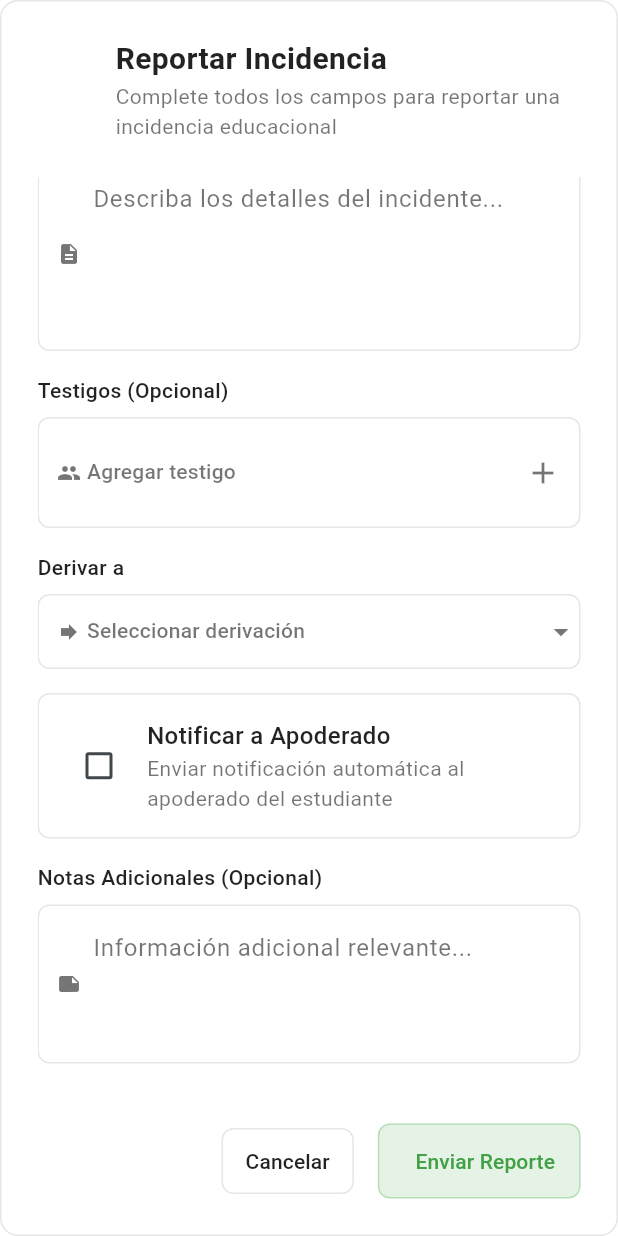
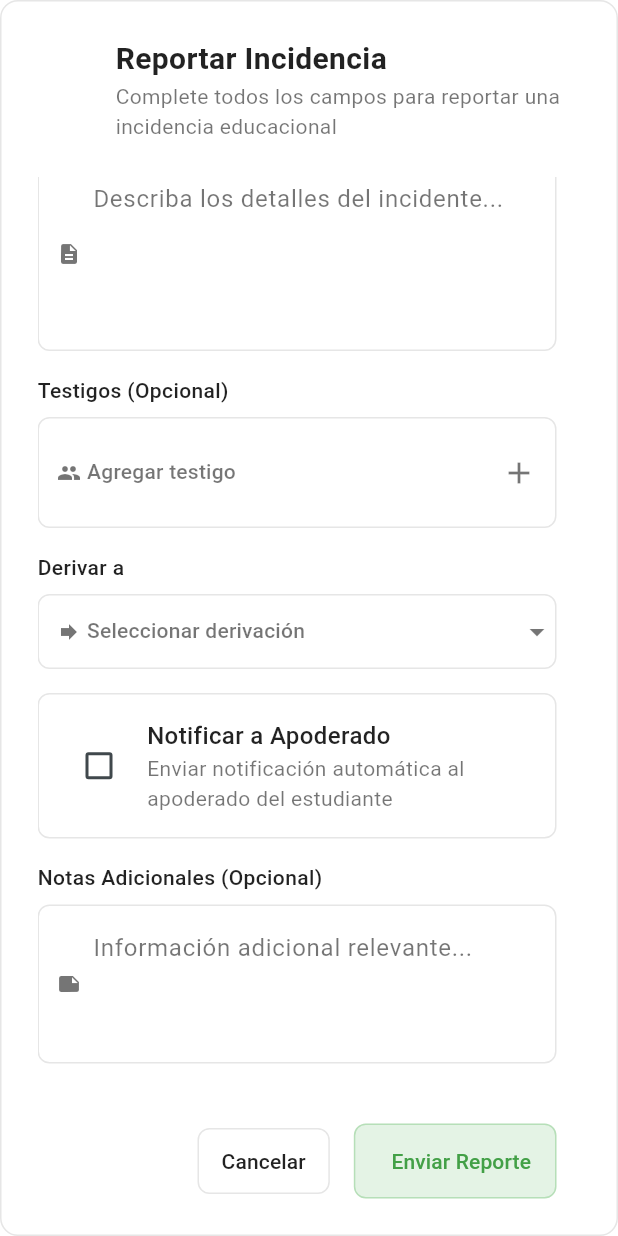
Before and after one commit to ManuelManodes/faro, a Flutter app: the _IncidentFormContent widget shown alone on an empty page, opened directly, scrolled down 544 dp, on a phone screen of 412 x 824 dp. Run offline on Flutter 3.47's test engine with Material 3 defaults, Android fonts, the phone set to English and light mode, and no system bars; our stand-ins replace shared_preferences; accounts and stored records are empty.

Commit message:
fix: homologar comportamiento de barra de desplazamiento en formulario de incidencias
- Agregado padding derecho de 16px al SingleChildScrollView
- La barra de desplazamiento ya no se superpone a los campos de texto
- Comportamiento consistente con el control de asistencia

```diff
--- a/app/lib/core/presentation/widgets/incident_form_widget.dart
+++ b/app/lib/core/presentation/widgets/incident_form_widget.dart
@@ -47,6 +47,7 @@ class _IncidentFormContent extends StatelessWidget {
                 // Campos del formulario
                 Expanded(
                   child: SingleChildScrollView(
+                    padding: const EdgeInsets.only(right: 16.0),
                     child: Column(
                       crossAxisAlignment: CrossAxisAlignment.start,
                       children: [
```
